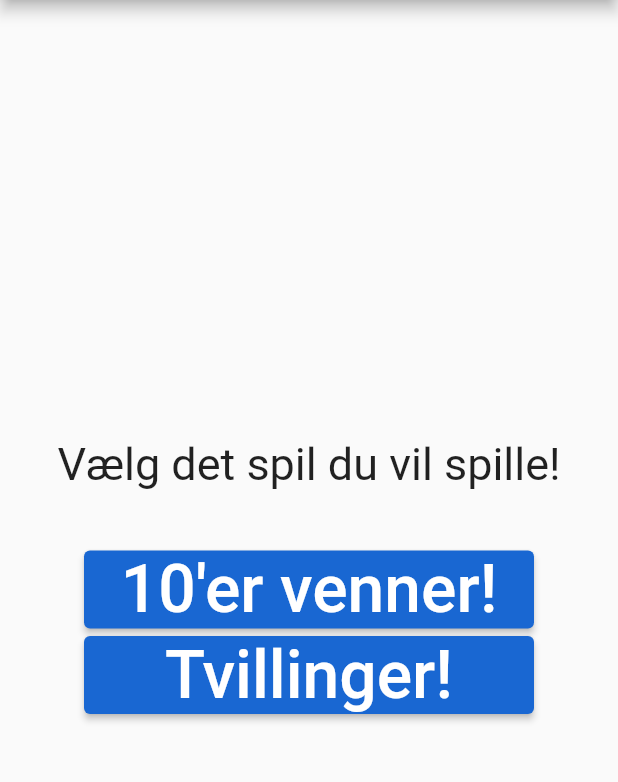
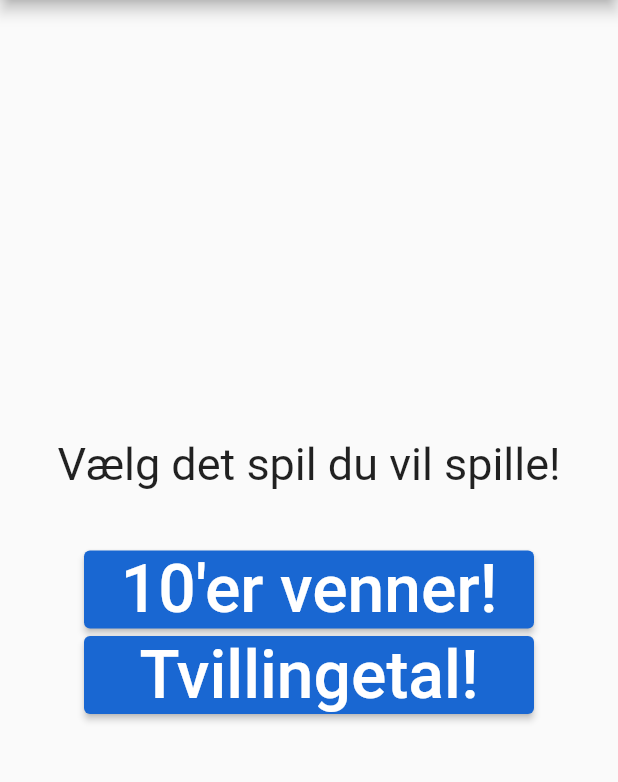
Before and after one commit to JBcoding/RikkeGames, a Flutter app: the screen it shows after launch, on a phone screen of 412 x 824 dp, the part 84-866 px from its top. Run offline on Flutter 3.47's test engine with Material 2 defaults, Android fonts, the phone set to English and light mode, and no system bars; our stand-ins replace shared_preferences; missing offline and left inert: jiggle.

Commit message:
Corrected twin game name

```diff
--- a/lib/main.dart
+++ b/lib/main.dart
@@ -73,7 +73,7 @@ class _MainMenuState extends State<MainMenu> {
                 style: ElevatedButton.styleFrom(
                   primary: const Color.fromRGBO(25, 103, 210, 1),
                 ),
-                child: const Text("Tvillinger!", style: TextStyle(fontSize: 44),),
+                child: const Text("Tvillingetal!", style: TextStyle(fontSize: 44),),
                 onPressed: () {
                   Navigator.push(
                     context,
--- a/lib/number_pair_game.dart
+++ b/lib/number_pair_game.dart
@@ -60,8 +60,8 @@ class _NumberPairGameState extends State<NumberPairGame> {
       highScoreKey = "number_10_high_score";
       pieceWidth = 55;
     } else {
-      title = "Matematik - Tvillinger - Et spil af Rikke Bjørn";
-      description = "Find tvillinger! Kan du slå din rekord?";
+      title = "Matematik - Tvillingetal - Et spil af Rikke Bjørn";
+      description = "Find tvillingetal! Kan du slå din rekord?";
       highScoreKey = "number_twin_high_score";
       pieceWidth = 130;
     }
```
